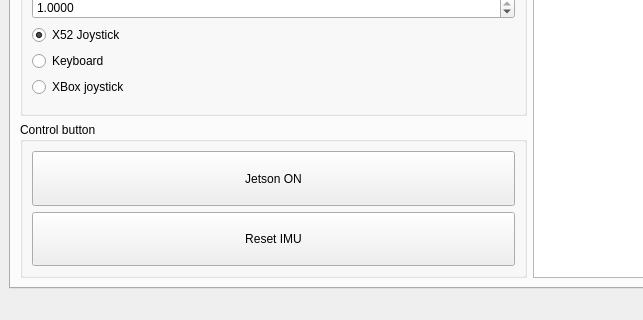
hidronautics/control, file mainwindow.ui: the form before one commit; both pictures show x 0 to 643 and y 408 to 728 of the 1500 by 728 pixel window.
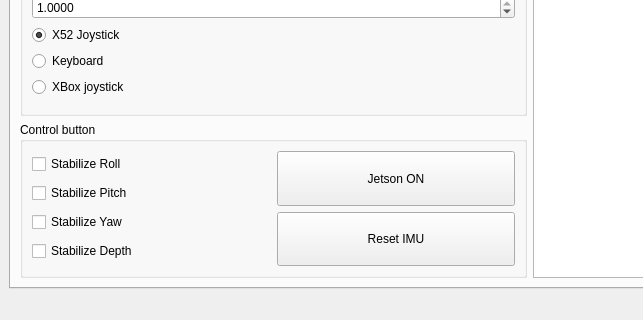
The form after the commit. Icons and pictures are not drawn.

Commit message: Added stabilize control button

What changed in the file:
```diff
--- a/mainwindow.ui
+++ b/mainwindow.ui
@@ -563,6 +563,42 @@
               </property>
               <layout class="QVBoxLayout" name="verticalLayout">
                <item>
+                <layout class="QHBoxLayout" name="horizontalLayout">
+                 <item>
+                  <layout class="QVBoxLayout" name="verticalLayout_20">
+                   <item>
+                    <widget class="QCheckBox" name="checkBoxStabilizeRoll">
+                     <property name="text">
+                      <string>Stabilize Roll</string>
+                     </property>
+                    </widget>
+                   </item>
+                   <item>
+                    <widget class="QCheckBox" name="checkBoxStabilizePitch">
+                     <property name="text">
+                      <string>Stabilize Pitch</string>
+                     </property>
+                    </widget>
+                   </item>
+                   <item>
+                    <widget class="QCheckBox" name="checkBoxStabilizeYaw">
+                     <property name="text">
+                      <string>Stabilize Yaw</string>
+                     </property>
+                    </widget>
+                   </item>
+                   <item>
+                    <widget class="QCheckBox" name="checkBoxStabilizeDepth">
+                     <property name="text">
+                      <string>Stabilize Depth</string>
+                     </property>
+                    </widget>
+                   </item>
+                  </layout>
+                 </item>
+                 <item>
+                  <layout class="QVBoxLayout" name="verticalLayout_21">
+                   <item>
                 <widget class="QPushButton" name="pushButtonJetsonOnOff">
                  <property name="sizePolicy">
                   <sizepolicy hsizetype="Minimum" vsizetype="Minimum">
@@ -590,6 +626,10 @@
                   <string>Reset IMU</string>
                  </property>
                 </widget>
+                   </item>
+                  </layout>
+                 </item>
+                </layout>
                </item>
               </layout>
              </widget>
```
Lines whose indentation alone changed are shown as unchanged. The commit also changes 5 other files.
